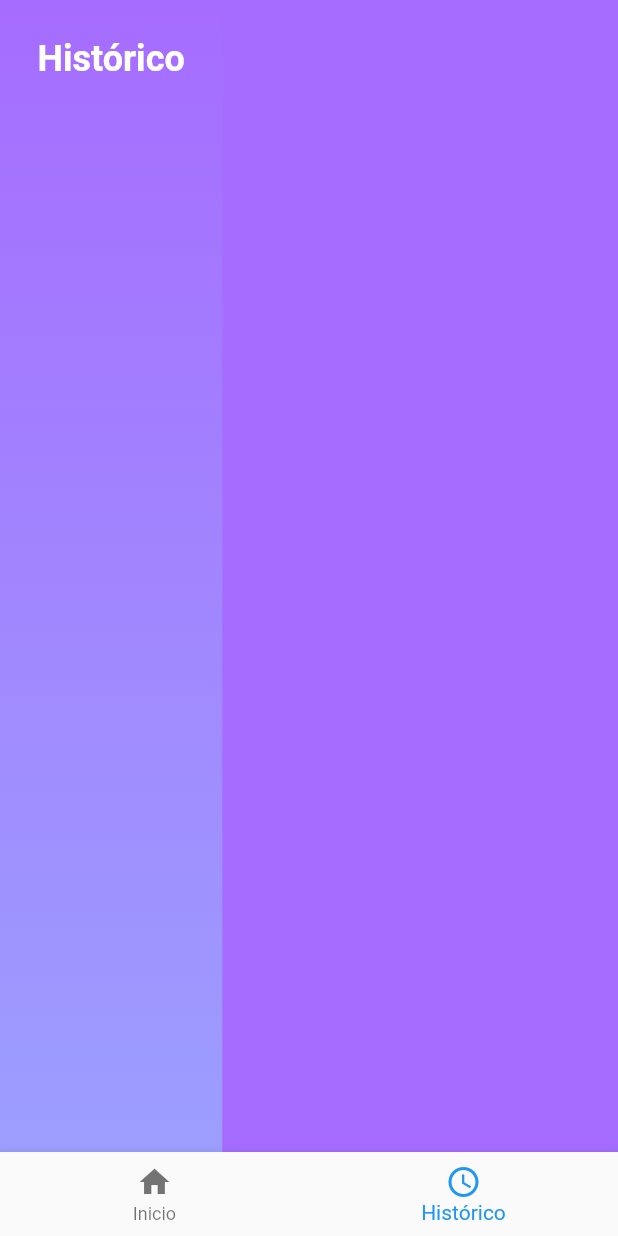
After one commit to DoginUwU/escribo-test, a Flutter app: the screen it shows after launch, item 2 of the bottom bar chosen, on a phone screen of 412 x 824 dp. The commit adds this screen. Run offline on Flutter 3.47's test engine with Material 2 defaults, Android fonts, the phone set to English and light mode, and no system bars.

Commit message:
:sparkles: feat: add history

```diff
--- a/lib/main.dart
+++ b/lib/main.dart
@@ -1,3 +1,4 @@
+import 'package:desafio_1/screens/history_screen.dart';
 import 'package:desafio_1/screens/home_screen.dart';
 import 'package:flutter/material.dart';
 
@@ -16,6 +17,11 @@ class MyApp extends StatelessWidget {
         primarySwatch: Colors.blue,
       ),
       home: const HomeScreen(),
+      initialRoute: '/home',
+      routes: {
+        '/home': (context) => const HomeScreen(),
+        '/history': (context) => const HistoryScreen(),
+      },
     );
   }
 }
--- /dev/null
+++ b/lib/screens/history_screen.dart
@@ -0,0 +1,85 @@
+import 'package:desafio_1/utils/globals_variables.dart';
+import 'package:desafio_1/widgets/navigation_widget.dart';
+import 'package:flutter/material.dart';
+import 'package:desafio_1/constants/app_constants.dart';
+
+class HistoryScreen extends StatefulWidget {
+  const HistoryScreen({Key? key}) : super(key: key);
+
+  @override
+  State<HistoryScreen> createState() => _HistoryScreenState();
+}
+
+class _HistoryScreenState extends State<HistoryScreen> {
+  @override
+  Widget build(BuildContext context) {
+    return SafeArea(
+        child: Scaffold(
+      backgroundColor: gradientStartColor,
+      bottomNavigationBar: const NavigationWidget(),
+      body: Container(
+        decoration: const BoxDecoration(
+          gradient: LinearGradient(
+            colors: [gradientStartColor, gradientEndColor],
+            begin: Alignment.topCenter,
+            end: Alignment.bottomCenter,
+          ),
+        ),
+        child: Padding(
+          padding: const EdgeInsets.all(25.0),
+          child: Column(
+            crossAxisAlignment: CrossAxisAlignment.start,
+            children: <Widget>[
+              const Text(
+                "Histórico",
+                style: TextStyle(
+                  fontSize: 24,
+                  fontWeight: FontWeight.bold,
+                  color: Colors.white,
+                ),
+                textAlign: TextAlign.left,
+              ),
+              const SizedBox(
+                height: 25,
+              ),
+              SingleChildScrollView(
+                scrollDirection: Axis.vertical,
+                physics: const BouncingScrollPhysics(),
+                child: Column(
+                  children: history.reversed
+                      .map(
+                        (e) => Padding(
+                          padding: const EdgeInsets.only(bottom: 10),
+                          child: Container(
+                            decoration: BoxDecoration(
+                              borderRadius: BorderRadius.circular(10),
+                              color: Colors.white,
+                            ),
+                            padding: const EdgeInsets.all(12),
+                            child: Row(
+                              mainAxisAlignment: MainAxisAlignment.spaceBetween,
+                              children: [
+                                Text(e.initialNumber.toString()),
+                                const Icon(Icons.arrow_right),
+                                Text(
+                                  e.finalNumber.toString(),
+                                  style: const TextStyle(
+                                    fontWeight: FontWeight.bold,
+                                    color: Colors.black,
+                                  ),
+                                )
+                              ],
+                            ),
+                          ),
+                        ),
+                      )
+                      .toList(),
+                ),
+              ),
+            ],
+          ),
+        ),
+      ),
+    ));
+  }
+}
--- a/lib/screens/home_screen.dart
+++ b/lib/screens/home_screen.dart
@@ -1,5 +1,7 @@
 import 'package:desafio_1/constants/app_constants.dart';
+import 'package:desafio_1/utils/globals_variables.dart';
 import 'package:desafio_1/utils/number_generator_util.dart';
+import 'package:desafio_1/widgets/navigation_widget.dart';
 import 'package:flutter/material.dart';
 import 'package:flutter/services.dart';
 
@@ -34,6 +36,8 @@ class _HomeScreenState extends State<HomeScreen> {
 
     setState(() => sum = numbers.reduce((a, b) => a + b));
     setState(() => sumString = numbers.join(" + "));
+
+    history.add(History(number, sum));
   }
 
   @override
@@ -41,6 +45,7 @@ class _HomeScreenState extends State<HomeScreen> {
     return SafeArea(
       child: Scaffold(
         backgroundColor: gradientStartColor,
+        bottomNavigationBar: const NavigationWidget(),
         body: Container(
           decoration: const BoxDecoration(
             gradient: LinearGradient(
--- /dev/null
+++ b/lib/utils/globals_variables.dart
@@ -0,0 +1,8 @@
+class History {
+  int initialNumber;
+  int finalNumber;
+
+  History(this.initialNumber, this.finalNumber);
+}
+
+List<History> history = [];
--- /dev/null
+++ b/lib/widgets/navigation_widget.dart
@@ -0,0 +1,67 @@
+import 'package:flutter/material.dart';
+
+class NavigationItem {
+  final IconData icon;
+  final String label;
+  final String route;
+
+  const NavigationItem({
+    required this.route,
+    required this.label,
+    required this.icon,
+  });
+}
+
+final List<NavigationItem> items = [
+  const NavigationItem(
+    icon: Icons.home,
+    label: 'Inicio',
+    route: '/home',
+  ),
+  const NavigationItem(
+    icon: Icons.schedule,
+    label: 'Histórico',
+    route: '/history',
+  )
+];
+
+class NavigationWidget extends StatefulWidget {
+  const NavigationWidget({Key? key}) : super(key: key);
+
+  @override
+  _NavigationWidgetState createState() => _NavigationWidgetState();
+}
+
+class _NavigationWidgetState extends State<NavigationWidget> {
+  @override
+  Widget build(BuildContext context) {
+    String? currentRoute = ModalRoute.of(context)?.settings.name;
+    int currentIndex = 0;
+
+    for (int index = 0; index < items.length; index++) {
+      if (items[index].route == currentRoute) currentIndex = index;
+    }
+
+    void changeRoute(int index) {
+      String nextRoute = items[index].route;
+      if (currentRoute != nextRoute) {
+        Navigator.pushNamed(context, nextRoute);
+      }
+
+      setState(() {
+        currentIndex = index;
+      });
+    }
+
+    return BottomNavigationBar(
+      items: items.map((e) {
+        return BottomNavigationBarItem(
+          icon: Icon(e.icon),
+          label: e.label,
+        );
+      }).toList(),
+      currentIndex: currentIndex,
+      onTap: changeRoute,
+    );
+  }
+}
```
